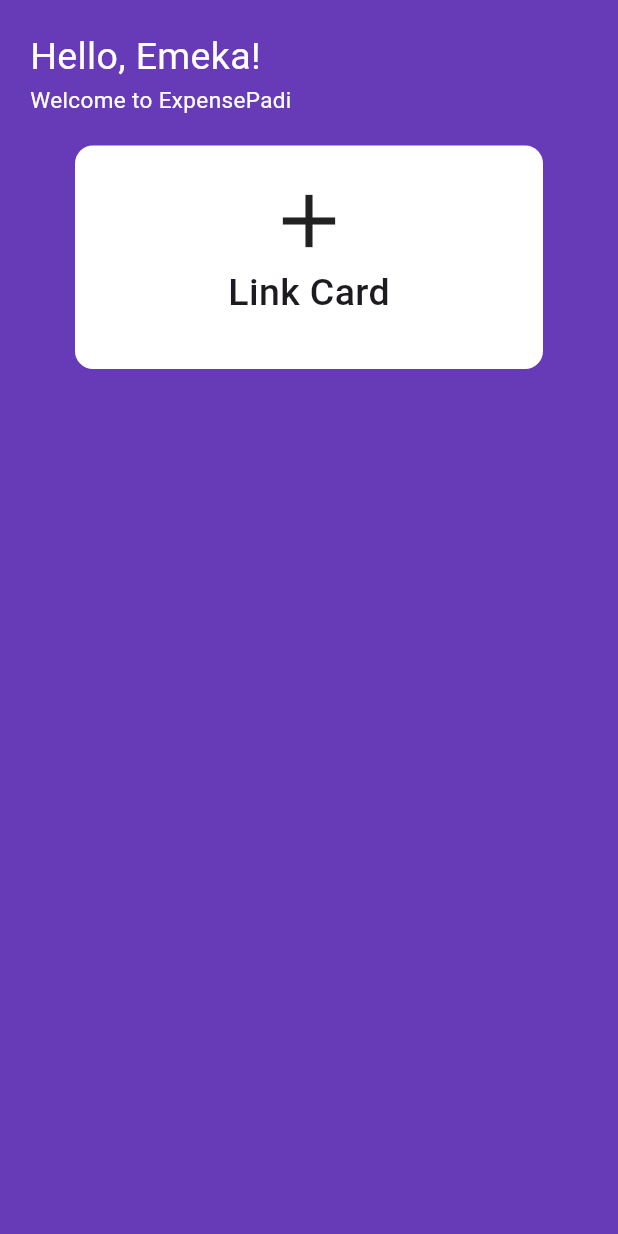
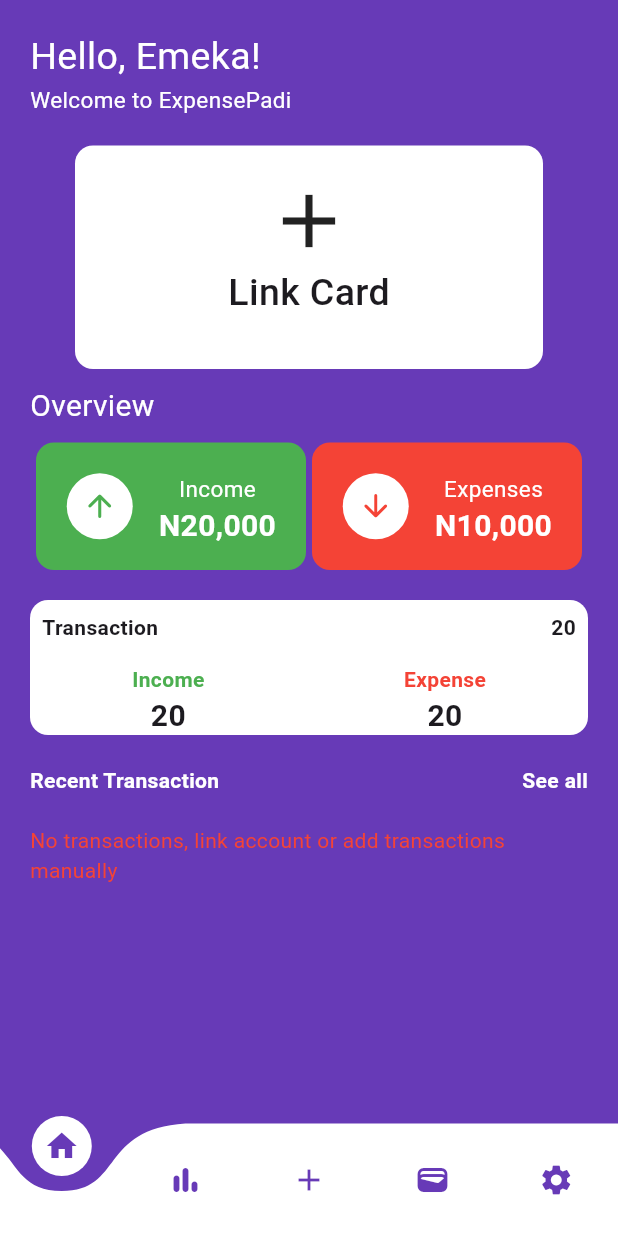
Before and after one commit to emekss/Expense_Padi_New_UI, a Flutter app: the screen it shows after launch, on a phone screen of 412 x 824 dp. Run offline on Flutter 3.47's test engine with Material 3 defaults, Android fonts, the phone set to English and light mode, and no system bars; drawn by our look-alikes of curved_navigation_bar.

Commit message:
link card screen updated

```diff
--- /dev/null
+++ b/lib/components/curved_navbar.dart
@@ -0,0 +1,36 @@
+import 'package:curved_navigation_bar/curved_navigation_bar.dart';
+import 'package:flutter/material.dart';
+
+class CustomNavBar extends StatelessWidget {
+  const CustomNavBar({super.key});
+
+  @override
+  Widget build(BuildContext context) {
+    return CurvedNavigationBar(
+        buttonBackgroundColor: Colors.white,
+        color: Colors.white,
+        backgroundColor: Colors.deepPurple,
+        items: const [
+          Icon(
+            Icons.home,
+            color: Colors.deepPurple,
+          ),
+          Icon(
+            Icons.bar_chart_rounded,
+            color: Colors.deepPurple,
+          ),
+          Icon(
+            Icons.add,
+            color: Colors.deepPurple,
+          ),
+          Icon(
+            Icons.wallet,
+            color: Colors.deepPurple,
+          ),
+          Icon(
+            Icons.settings,
+            color: Colors.deepPurple,
+          ),
+        ]);
+  }
+}
--- a/lib/screen/home_screen.dart
+++ b/lib/screen/home_screen.dart
@@ -1,6 +1,7 @@
 import 'package:curved_navigation_bar/curved_navigation_bar.dart';
 import 'package:flutter/material.dart';
 import 'package:flutter_application_1/components/balance_card.dart';
+import 'package:flutter_application_1/components/curved_navbar.dart';
 import 'package:flutter_application_1/components/income_card.dart';
 import 'package:flutter_application_1/components/expense_card.dart';
 import 'package:flutter_application_1/components/transaction_card.dart';
@@ -11,9 +12,9 @@ class HomeScreen extends StatelessWidget {
 
   @override
   Widget build(BuildContext context) {
-    return Scaffold(
+    return const Scaffold(
         backgroundColor: Colors.deepPurple,
-      body: const SafeArea(
+        body: SafeArea(
           child: Padding(
             padding: EdgeInsets.all(20.0),
             child: SingleChildScrollView(
@@ -107,32 +108,6 @@ class HomeScreen extends StatelessWidget {
             ),
           ),
         ),
-      bottomNavigationBar: CurvedNavigationBar(
-          buttonBackgroundColor: Colors.white,
-          color: Colors.white,
-          backgroundColor: Colors.deepPurple,
-          items: const [
-            Icon(
-              Icons.home,
-              color: Colors.deepPurple,
-            ),
-            Icon(
-              Icons.bar_chart_rounded,
-              color: Colors.deepPurple,
-            ),
-            Icon(
-              Icons.add,
-              color: Colors.deepPurple,
-            ),
-            Icon(
-              Icons.wallet,
-              color: Colors.deepPurple,
-            ),
-            Icon(
-              Icons.settings,
-              color: Colors.deepPurple,
-            ),
-          ]),
-    );
+        bottomNavigationBar: CustomNavBar());
   }
 }
--- a/lib/screen/link_card_screen.dart
+++ b/lib/screen/link_card_screen.dart
@@ -1,5 +1,10 @@
 import 'package:flutter/material.dart';
 import 'package:flutter_application_1/components/balance_card.dart';
+import 'package:flutter_application_1/components/curved_navbar.dart';
+
+import '../components/expense_card.dart';
+import '../components/income_card.dart';
+import '../components/transaction_column.dart';
 
 class LinkCardScreen extends StatelessWidget {
   const LinkCardScreen({super.key});
@@ -54,10 +59,44 @@ class LinkCardScreen extends StatelessWidget {
                   ),
                 )),
                 const SizedBox(height: 10),
+                const Text(
+                  'Overview',
+                  style: TextStyle(fontSize: 20, color: Colors.white),
+                ),
+                const SizedBox(height: 10),
+                const Row(
+                  mainAxisAlignment: MainAxisAlignment.spaceEvenly,
+                  children: [IncomeCard(), ExpenseCard()],
+                ),
+                const SizedBox(height: 20),
+                const TransactionColumn(),
+                const SizedBox(height: 20),
+                const Row(
+                  mainAxisAlignment: MainAxisAlignment.spaceBetween,
+                  children: [
+                    Text(
+                      'Recent Transaction',
+                      style: TextStyle(
+                          fontWeight: FontWeight.w700, color: Colors.white),
+                    ),
+                    Text(
+                      'See all',
+                      style: TextStyle(
+                          fontWeight: FontWeight.w700, color: Colors.white),
+                    ),
+                  ],
+                ),
+                const SizedBox(height: 20),
+                const Text(
+                  'No transactions, link account or add transactions manually',
+                  style: TextStyle(color: Colors.red),
+                ),
               ],
             ),
           ),
         ),
-        ));
+      ),
+      bottomNavigationBar: const CustomNavBar(),
+    );
   }
 }
```
Also changed, not shown: 13 other files. Lines whose indentation alone changed are shown as unchanged.
